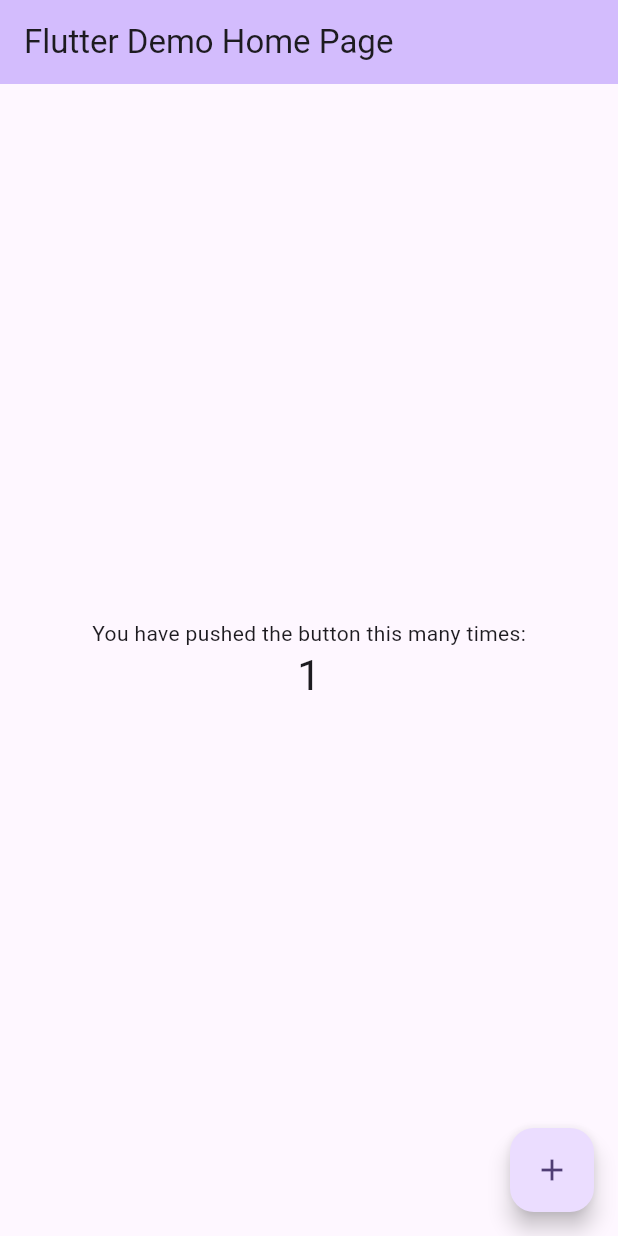
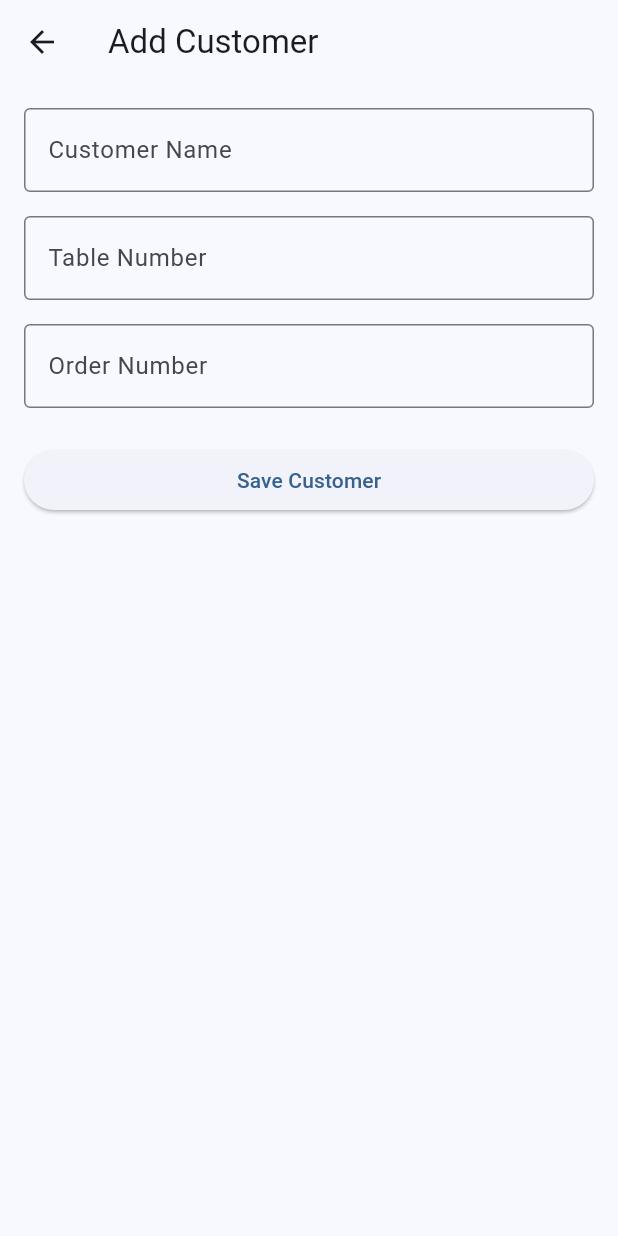
Before and after one commit to Haerin30/GrillPoint, a Flutter app: the screen it shows after launch, after a tap on the "add" icon, on a phone screen of 412 x 824 dp. Run offline on Flutter 3.47's test engine with Material 3 defaults, Android fonts, the phone set to English and light mode, and no system bars.

Commit message:
refactor: organize Flutter project structure

```diff
--- /dev/null
+++ b/lib/app/app.dart
@@ -0,0 +1,20 @@
+import 'package:flutter/material.dart';
+
+import '../screens/home/home_screen.dart';
+
+class GrillPointApp extends StatelessWidget {
+  const GrillPointApp({super.key});
+
+  @override
+  Widget build(BuildContext context) {
+    return MaterialApp(
+      debugShowCheckedModeBanner: false,
+      title: 'GrillPoint',
+      theme: ThemeData(
+        colorScheme: ColorScheme.fromSeed(seedColor: Colors.blue),
+        useMaterial3: true,
+      ),
+      home: const HomeScreen(),
+    );
+  }
+}
--- a/lib/main.dart
+++ b/lib/main.dart
@@ -1,122 +1,7 @@
 import 'package:flutter/material.dart';
 
+import 'app/app.dart';
+
 void main() {
-  runApp(const MyApp());
+  runApp(const GrillPointApp());
 }
-
-class MyApp extends StatelessWidget {
-  const MyApp({super.key});
-
-  // This widget is the root of your application.
-  @override
-  Widget build(BuildContext context) {
-    return MaterialApp(
-      title: 'Flutter Demo',
-      theme: ThemeData(
-        // This is the theme of your application.
-        //
-        // TRY THIS: Try running your application with "flutter run". You'll see
-        // the application has a purple toolbar. Then, without quitting the app,
-        // try changing the seedColor in the colorScheme below to Colors.green
-        // and then invoke "hot reload" (save your changes or press the "hot
-        // reload" button in a Flutter-supported IDE, or press "r" if you used
-        // the command line to start the app).
-        //
-        // Notice that the counter didn't reset back to zero; the application
-        // state is not lost during the reload. To reset the state, use hot
-        // restart instead.
-        //
-        // This works for code too, not just values: Most code changes can be
-        // tested with just a hot reload.
-        colorScheme: .fromSeed(seedColor: Colors.deepPurple),
-      ),
-      home: const MyHomePage(title: 'Flutter Demo Home Page'),
-    );
-  }
-}
-
-class MyHomePage extends StatefulWidget {
-  const MyHomePage({super.key, required this.title});
-
-  // This widget is the home page of your application. It is stateful, meaning
-  // that it has a State object (defined below) that contains fields that affect
-  // how it looks.
-
-  // This class is the configuration for the state. It holds the values (in this
-  // case the title) provided by the parent (in this case the App widget) and
-  // used by the build method of the State. Fields in a Widget subclass are
-  // always marked "final".
-
-  final String title;
-
-  @override
-  State<MyHomePage> createState() => _MyHomePageState();
-}
-
-class _MyHomePageState extends State<MyHomePage> {
-  int _counter = 0;
-
-  void _incrementCounter() {
-    setState(() {
-      // This call to setState tells the Flutter framework that something has
-      // changed in this State, which causes it to rerun the build method below
-      // so that the display can reflect the updated values. If we changed
-      // _counter without calling setState(), then the build method would not be
-      // called again, and so nothing would appear to happen.
-      _counter++;
-    });
-  }
-
-  @override
-  Widget build(BuildContext context) {
-    // This method is rerun every time setState is called, for instance as done
-    // by the _incrementCounter method above.
-    //
-    // The Flutter framework has been optimized to make rerunning build methods
-    // fast, so that you can just rebuild anything that needs updating rather
-    // than having to individually change instances of widgets.
-    return Scaffold(
-      appBar: AppBar(
-        // TRY THIS: Try changing the color here to a specific color (to
-        // Colors.amber, perhaps?) and trigger a hot reload to see the AppBar
-        // change color while the other colors stay the same.
-        backgroundColor: Theme.of(context).colorScheme.inversePrimary,
-        // Here we take the value from the MyHomePage object that was created by
-        // the App.build method, and use it to set our appbar title.
-        title: Text(widget.title),
-      ),
-      body: Center(
-        // Center is a layout widget. It takes a single child and positions it
-        // in the middle of the parent.
-        child: Column(
-          // Column is also a layout widget. It takes a list of children and
-          // arranges them vertically. By default, it sizes itself to fit its
-          // children horizontally, and tries to be as tall as its parent.
-          //
-          // Column has various properties to control how it sizes itself and
-          // how it positions its children. Here we use mainAxisAlignment to
-          // center the children vertically; the main axis here is the vertical
-          // axis because Columns are vertical (the cross axis would be
-          // horizontal).
-          //
-          // TRY THIS: Invoke "debug painting" (choose the "Toggle Debug Paint"
-          // action in the IDE, or press "p" in the console), to see the
-          // wireframe for each widget.
-          mainAxisAlignment: .center,
-          children: [
-            const Text('You have pushed the button this many times:'),
-            Text(
-              '$_counter',
-              style: Theme.of(context).textTheme.headlineMedium,
-            ),
-          ],
-        ),
-      ),
-      floatingActionButton: FloatingActionButton(
-        onPressed: _incrementCounter,
-        tooltip: 'Increment',
-        child: const Icon(Icons.add),
-      ),
-    );
-  }
-}
--- /dev/null
+++ b/lib/models/customer.dart
@@ -0,0 +1,15 @@
+enum OrderStatus { queue, cooking, done }
+
+class Customer {
+  String name;
+  String tableNumber;
+  String orderNumber;
+  OrderStatus status;
+
+  Customer({
+    required this.name,
+    required this.tableNumber,
+    required this.orderNumber,
+    this.status = OrderStatus.queue,
+  });
+}
--- /dev/null
+++ b/lib/screens/customers/add_customer_screen.dart
@@ -0,0 +1,90 @@
+import 'package:flutter/material.dart';
+
+import '../../models/customer.dart';
+
+class AddCustomerScreen extends StatefulWidget {
+  const AddCustomerScreen({super.key});
+
+  @override
+  State<AddCustomerScreen> createState() => _AddCustomerScreenState();
+}
+
+class _AddCustomerScreenState extends State<AddCustomerScreen> {
+  final nameController = TextEditingController();
+  final tableController = TextEditingController();
+  final orderController = TextEditingController();
+
+  @override
+  void dispose() {
+    nameController.dispose();
+    tableController.dispose();
+    orderController.dispose();
+    super.dispose();
+  }
+
+  void saveCustomer() {
+    final name = nameController.text.trim();
+    final table = tableController.text.trim();
+    final order = orderController.text.trim();
+
+    if (name.isEmpty || table.isEmpty || order.isEmpty) {
+      ScaffoldMessenger.of(context).showSnackBar(
+        const SnackBar(content: Text('Please fill in all fields')),
+      );
+      return;
+    }
+
+    final customer = Customer(
+      name: name,
+      tableNumber: table,
+      orderNumber: order,
+    );
+
+    Navigator.pop(context, customer);
+  }
+
+  @override
+  Widget build(BuildContext context) {
+    return Scaffold(
+      appBar: AppBar(title: const Text('Add Customer')),
+      body: Padding(
+        padding: const EdgeInsets.all(16),
+        child: Column(
+          children: [
+            TextField(
+              controller: nameController,
+              decoration: const InputDecoration(
+                labelText: 'Customer Name',
+                border: OutlineInputBorder(),
+              ),
+            ),
+            const SizedBox(height: 16),
+            TextField(
+              controller: tableController,
+              decoration: const InputDecoration(
+                labelText: 'Table Number',
+                border: OutlineInputBorder(),
+              ),
+            ),
+            const SizedBox(height: 16),
+            TextField(
+              controller: orderController,
+              decoration: const InputDecoration(
+                labelText: 'Order Number',
+                border: OutlineInputBorder(),
+              ),
+            ),
+            const SizedBox(height: 24),
+            SizedBox(
+              width: double.infinity,
+              child: ElevatedButton(
+                onPressed: saveCustomer,
+                child: const Text('Save Customer'),
+              ),
+            ),
+          ],
+        ),
+      ),
+    );
+  }
+}
--- /dev/null
+++ b/lib/screens/customers/edit_customer_screen.dart
@@ -0,0 +1,104 @@
+import 'package:flutter/material.dart';
+
+import '../../models/customer.dart';
+
+class EditCustomerScreen extends StatefulWidget {
+  final Customer customer;
+
+  const EditCustomerScreen({super.key, required this.customer});
+
+  @override
+  State<EditCustomerScreen> createState() => _EditCustomerScreenState();
+}
+
+class _EditCustomerScreenState extends State<EditCustomerScreen> {
+  late final TextEditingController nameController;
+  late final TextEditingController tableController;
+  late final TextEditingController orderController;
+
+  @override
+  void initState() {
+    super.initState();
+
+    nameController = TextEditingController(text: widget.customer.name);
+
+    tableController = TextEditingController(text: widget.customer.tableNumber);
+
+    orderController = TextEditingController(text: widget.customer.orderNumber);
+  }
+
+  @override
+  void dispose() {
+    nameController.dispose();
+    tableController.dispose();
+    orderController.dispose();
+    super.dispose();
+  }
+
+  void saveChanges() {
+    final name = nameController.text.trim();
+    final table = tableController.text.trim();
+    final order = orderController.text.trim();
+
+    if (name.isEmpty || table.isEmpty || order.isEmpty) {
+      ScaffoldMessenger.of(context).showSnackBar(
+        const SnackBar(content: Text('Please fill in all fields')),
+      );
+      return;
+    }
+
+    final updatedCustomer = Customer(
+      name: name,
+      tableNumber: table,
+      orderNumber: order,
+      status: widget.customer.status,
+    );
+
+    Navigator.pop(context, updatedCustomer);
+  }
+
+  @override
+  Widget build(BuildContext context) {
+    return Scaffold(
+      appBar: AppBar(title: const Text('Edit Customer')),
+      body: Padding(
+        padding: const EdgeInsets.all(16),
+        child: Column(
+          children: [
+            TextField(
+              controller: nameController,
+              decoration: const InputDecoration(
+                labelText: 'Customer Name',
+                border: OutlineInputBorder(),
+              ),
+            ),
+            const SizedBox(height: 16),
+            TextField(
+              controller: tableController,
+              decoration: const InputDecoration(
+                labelText: 'Table Number',
+                border: OutlineInputBorder(),
+              ),
+            ),
+            const SizedBox(height: 16),
+            TextField(
+              controller: orderController,
+              decoration: const InputDecoration(
+                labelText: 'Order Number',
+                border: OutlineInputBorder(),
+              ),
+            ),
+            const SizedBox(height: 24),
+            SizedBox(
+              width: double.infinity,
+              child: ElevatedButton(
+                onPressed: saveChanges,
+                child: const Text('Save Changes'),
+              ),
+            ),
+          ],
+        ),
+      ),
+    );
+  }
+}
--- /dev/null
+++ b/lib/screens/home/home_screen.dart
@@ -0,0 +1,184 @@
+import 'package:flutter/material.dart';
+
+import '../../models/customer.dart';
+import '../customers/add_customer_screen.dart';
+import '../customers/edit_customer_screen.dart';
+import '../orders/customer_order_screen.dart';
+
+class HomeScreen extends StatefulWidget {
+  const HomeScreen({super.key});
+
+  @override
+  State<HomeScreen> createState() => _HomeScreenState();
+}
+
+class _HomeScreenState extends State<HomeScreen> {
+  final List<Customer> customers = [
+    Customer(
+      name: 'Juan Dela Cruz',
+      tableNumber: 'Table 1',
+      orderNumber: '#001',
+    ),
+    Customer(name: 'Maria Santos', tableNumber: 'Table 2', orderNumber: '#002'),
+    Customer(
+      name: 'Pedro Reyes',
+      tableNumber: 'Table 3',
+      orderNumber: '#003',
+      status: OrderStatus.cooking,
+    ),
+    Customer(
+      name: 'Ana Garcia',
+      tableNumber: 'Table 4',
+      orderNumber: '#004',
+      status: OrderStatus.done,
+    ),
+  ];
+
+  List<Customer> getCustomersByStatus(OrderStatus status) {
+    return customers.where((customer) {
+      return customer.status == status;
+    }).toList();
+  }
+
+  String getStatusTitle(OrderStatus status) {
+    switch (status) {
+      case OrderStatus.queue:
+        return 'QUEUE';
+      case OrderStatus.cooking:
+        return 'COOKING';
+      case OrderStatus.done:
+        return 'DONE';
+    }
+  }
+
+  void addCustomer() async {
+    final Customer? newCustomer = await Navigator.push<Customer>(
+      context,
+      MaterialPageRoute(builder: (context) => const AddCustomerScreen()),
+    );
+
+    if (newCustomer != null) {
+      setState(() {
+        customers.add(newCustomer);
+      });
+    }
+  }
+
+  void editCustomer(Customer customer) async {
+    final Customer? updatedCustomer = await Navigator.push<Customer>(
+      context,
+      MaterialPageRoute(
+        builder: (context) => EditCustomerScreen(customer: customer),
+      ),
+    );
+
+    if (updatedCustomer != null) {
+      setState(() {
+        final index = customers.indexOf(customer);
+
+        if (index != -1) {
+          customers[index] = updatedCustomer;
+        }
+      });
+    }
+  }
+
+  void deleteCustomer(Customer customer) {
+    setState(() {
+      customers.remove(customer);
+    });
+
+    ScaffoldMessenger.of(context)
+        .showSnackBar(SnackBar(content: Text('${customer.name} deleted')));
+  }
+
+  void openCustomerOrder(Customer customer) {
+    Navigator.push(
+      context,
+      MaterialPageRoute(
+        builder: (context) => CustomerOrderScreen(customer: customer),
+      ),
+    );
+  }
+
+  Widget buildCustomerCard(Customer customer) {
+    return Card(
+      margin: const EdgeInsets.only(bottom: 12),
+      child: ListTile(
+        leading: CircleAvatar(
+          child: Text(
+            customer.name.isNotEmpty ? customer.name[0].toUpperCase() : '?',
+          ),
+        ),
+        title: Text(
+          customer.name,
+          style: const TextStyle(fontWeight: FontWeight.bold),
+        ),
+        subtitle: Text('${customer.tableNumber} • ${customer.orderNumber}'),
+        trailing: PopupMenuButton<String>(
+          onSelected: (value) {
+            if (value == 'edit') {
+              editCustomer(customer);
+            } else if (value == 'delete') {
+              deleteCustomer(customer);
+            }
+          },
+          itemBuilder: (context) => const [
+            PopupMenuItem(value: 'edit', child: Text('Edit Customer')),
+            PopupMenuItem(value: 'delete', child: Text('Delete Customer')),
+          ],
+        ),
+        onTap: () {
+          openCustomerOrder(customer);
+        },
+      ),
+    );
+  }
+
+  Widget buildStatusSection(OrderStatus status) {
+    final statusCustomers = getCustomersByStatus(status);
+
+    return Column(
+      crossAxisAlignment: CrossAxisAlignment.start,
+      children: [
+        Text(
+          getStatusTitle(status),
+          style: const TextStyle(fontSize: 20, fontWeight: FontWeight.bold),
+        ),
+        const SizedBox(height: 12),
+        if (statusCustomers.isEmpty)
+          const Padding(
+            padding: EdgeInsets.only(bottom: 20),
+            child: Text('No customers', style: TextStyle(color: Colors.grey)),
+          )
+        else
+          ...statusCustomers.map(buildCustomerCard),
+        const SizedBox(height: 12),
+      ],
+    );
+  }
+
+  @override
+  Widget build(BuildContext context) {
+    return Scaffold(
+      appBar: AppBar(
+        title: const Text(
+          'GrillPoint',
+          style: TextStyle(fontWeight: FontWeight.bold),
+        ),
+      ),
+      body: ListView(
+        padding: const EdgeInsets.all(16),
+        children: [
+          buildStatusSection(OrderStatus.queue),
+          buildStatusSection(OrderStatus.cooking),
+          buildStatusSection(OrderStatus.done),
+        ],
+      ),
+      floatingActionButton: FloatingActionButton(
+        onPressed: addCustomer,
+        child: const Icon(Icons.add),
+      ),
+    );
+  }
+}
--- /dev/null
+++ b/lib/screens/orders/customer_order_screen.dart
@@ -0,0 +1,40 @@
+import 'package:flutter/material.dart';
+
+import '../../models/customer.dart';
+
+class CustomerOrderScreen extends StatelessWidget {
+  final Customer customer;
+
+  const CustomerOrderScreen({super.key, required this.customer});
+
+  @override
+  Widget build(BuildContext context) {
+    return Scaffold(
+      appBar: AppBar(title: Text(customer.orderNumber)),
+      body: Padding(
+        padding: const EdgeInsets.all(16),
+        child: Column(
+          crossAxisAlignment: CrossAxisAlignment.start,
+          children: [
+            Text(
+              customer.name,
+              style: const TextStyle(fontSize: 24, fontWeight: FontWeight.bold),
+            ),
+            const SizedBox(height: 8),
+            Text(
+              customer.tableNumber,
+              style: const TextStyle(fontSize: 16, color: Colors.grey),
+            ),
+            const SizedBox(height: 32),
+            const Center(
+              child: Text(
+                'No items in this order yet.',
+                style: TextStyle(fontSize: 16, color: Colors.grey),
+              ),
+            ),
+          ],
+        ),
+      ),
+    );
+  }
+}
```
Also changed, not shown: 1 other file.
